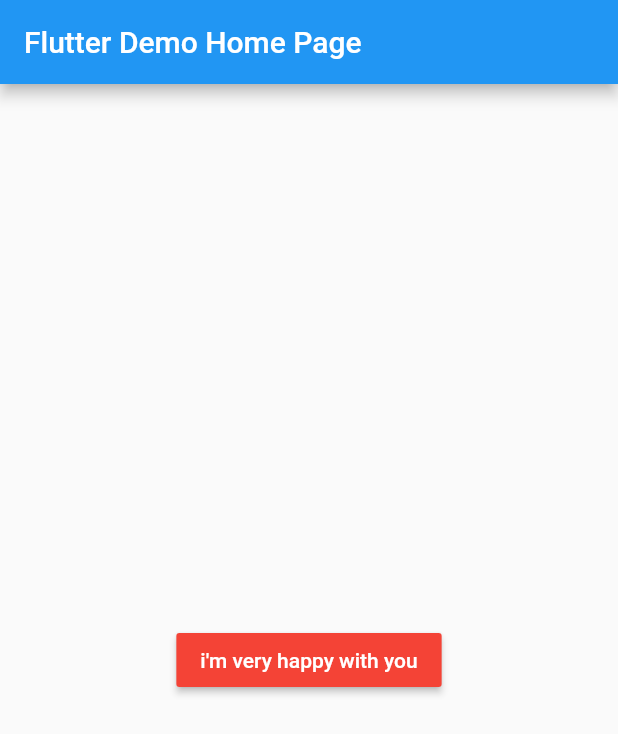
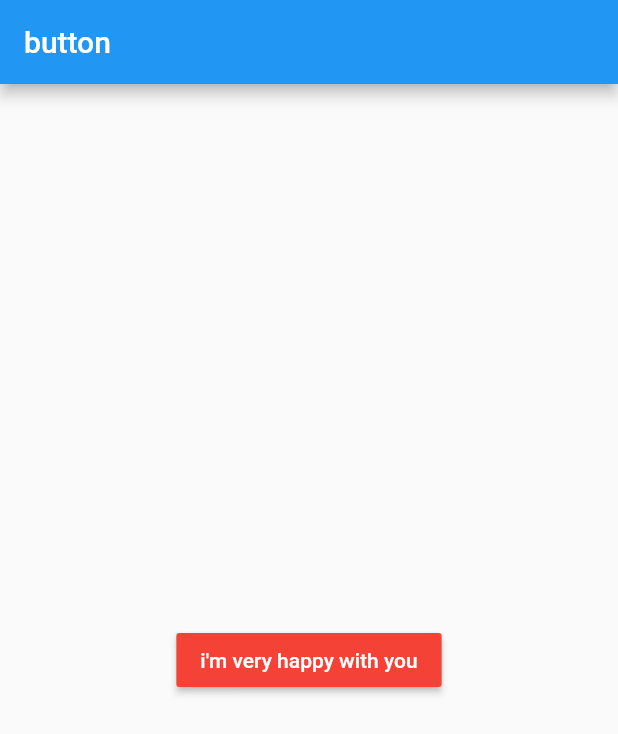
Before and after one commit to sirasatarato/Flutter_Simple_Samples, a Flutter app: the MyHomePage screen opened directly, after a tap on "How R U?", on a phone screen of 412 x 824 dp. Shown: the top 734 px of the screen. Run offline on Flutter 3.47's test engine with Material 2 defaults, Android fonts, the phone set to English and light mode, and no system bars; our stand-ins replace image_picker.

Commit message:
Reform Button

```diff
--- a/button/lib/main.dart
+++ b/button/lib/main.dart
@@ -6,12 +6,12 @@ class MyApp extends StatelessWidget {
   @override
   Widget build(BuildContext context) {
     return MaterialApp(
-      title: 'Flutter Demo',
+      title: 'Button',
       debugShowCheckedModeBanner: false,
       theme: ThemeData(
         primarySwatch: Colors.blue,
       ),
-      home: MyHomePage(title: 'Flutter Demo Home Page'),
+      home: MyHomePage(title: 'button'),
     );
   }
 }
@@ -25,8 +25,8 @@ class MyHomePage extends StatefulWidget {
 }
 
 class _MyHomePageState extends State<MyHomePage> {
-  var c = Colors.black;
-  var t = 'How R U?';
+  var black = Colors.black;
+  var message = 'How R U?';
 
   @override
   Widget build(BuildContext context) {
@@ -36,17 +36,18 @@ class _MyHomePageState extends State<MyHomePage> {
         ),
         body: Center(
           child: RaisedButton(
-          child: Text(t),
-          onPressed: (){
+            child: Text(message),
+            onPressed: () {
               setState(() {
-              c = (c == Colors.black) ? Colors.red : Colors.black;
-              t = (t == 'How R U?') ? "i'm very happy with you": 'How R U?';
+                black = (black == Colors.black) ? Colors.red : Colors.black;
+                message = (message == 'How R U?')
+                    ? "i'm very happy with you"
+                    : 'How R U?';
               });
             },
             textColor: Colors.white,
-          color: c,
+            color: black,
           ),
-      )
-    );
+        ));
   }
 }
```
Lines whose indentation alone changed are shown as unchanged.
